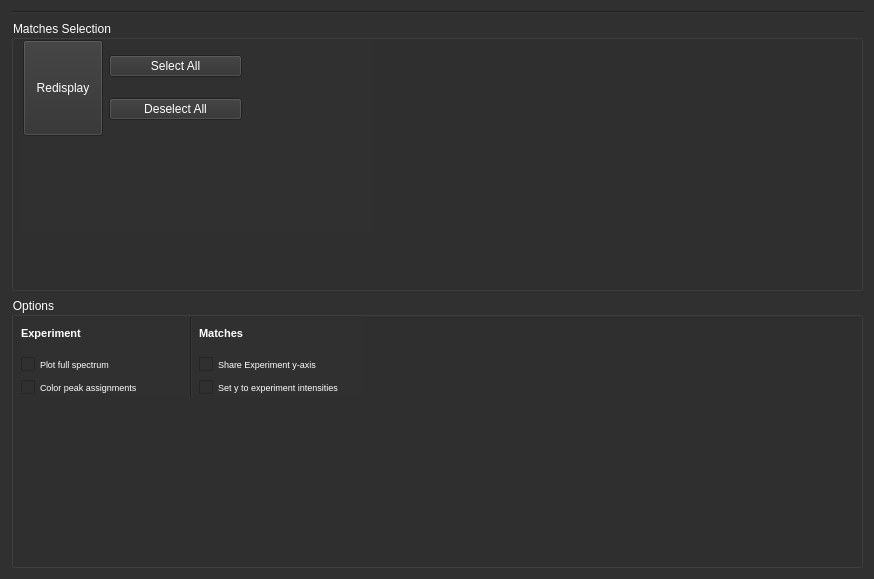
First picture: the form in app/dialogs/frames/assignment_graph_options.ui, repository jnicoleoliveira/SPECData, before the edit.
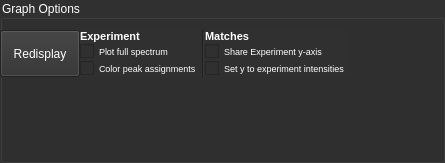
Second picture: the form after the edit. Icons and pictures are not drawn.

Commit message: - fixed assignment graph GUI - added experiment_write_up.py - Created Export Cleaned Lines GUI - added dialog_export_cleaned_lines.py - connected buttons to functions (some stubs) - wrote implementation to write up txt file with 'cleaned' lines specified as a parameter

```diff
--- a/app/dialogs/frames/assignment_graph_options.ui
+++ b/app/dialogs/frames/assignment_graph_options.ui
@@ -6,8 +6,8 @@
    <rect>
     <x>0</x>
     <y>0</y>
-    <width>874</width>
-    <height>579</height>
+    <width>445</width>
+    <height>163</height>
    </rect>
   </property>
   <property name="sizePolicy">
@@ -26,34 +26,76 @@
 </string>
   </property>
   <layout class="QGridLayout" name="gridLayout_2">
-   <item row="3" column="0">
-    <widget class="QGroupBox" name="options_grpbox">
+   <property name="sizeConstraint">
+    <enum>QLayout::SetMinimumSize</enum>
+   </property>
+   <property name="margin">
+    <number>0</number>
+   </property>
+   <property name="spacing">
+    <number>0</number>
+   </property>
+   <item row="0" column="0">
+    <widget class="QGroupBox" name="matches_selections_grpbox">
      <property name="sizePolicy">
-      <sizepolicy hsizetype="Expanding" vsizetype="MinimumExpanding">
+      <sizepolicy hsizetype="Minimum" vsizetype="Minimum">
        <horstretch>0</horstretch>
        <verstretch>0</verstretch>
       </sizepolicy>
      </property>
      <property name="title">
-      <string>Options</string>
+      <string>Graph Options</string>
      </property>
-     <widget class="QWidget" name="horizontalLayoutWidget">
+     <widget class="QWidget" name="gridLayoutWidget_2">
       <property name="geometry">
        <rect>
-        <x>10</x>
-        <y>20</y>
-        <width>341</width>
-        <height>79</height>
+        <x>0</x>
+        <y>30</y>
+        <width>421</width>
+        <height>121</height>
        </rect>
       </property>
+      <layout class="QGridLayout" name="matches_layout">
+       <property name="sizeConstraint">
+        <enum>QLayout::SetFixedSize</enum>
+       </property>
+       <property name="horizontalSpacing">
+        <number>2</number>
+       </property>
+       <item row="0" column="1">
       <layout class="QHBoxLayout" name="options_layout">
        <property name="sizeConstraint">
         <enum>QLayout::SetDefaultConstraint</enum>
        </property>
+         <item>
+          <widget class="QPushButton" name="redisplay_btn">
+           <property name="sizePolicy">
+            <sizepolicy hsizetype="Minimum" vsizetype="MinimumExpanding">
+             <horstretch>0</horstretch>
+             <verstretch>0</verstretch>
+            </sizepolicy>
+           </property>
+           <property name="text">
+            <string>Redisplay</string>
+           </property>
+           <property name="iconSize">
+            <size>
+             <width>121</width>
+             <height>120</height>
+            </size>
+           </property>
+          </widget>
+         </item>
        <item>
         <layout class="QVBoxLayout" name="verticalLayout_3">
          <item>
           <widget class="QLabel" name="label">
+             <property name="sizePolicy">
+              <sizepolicy hsizetype="Minimum" vsizetype="Minimum">
+               <horstretch>0</horstretch>
+               <verstretch>0</verstretch>
+              </sizepolicy>
+             </property>
            <property name="font">
             <font>
              <pointsize>8</pointsize>
@@ -101,8 +143,17 @@
        </item>
        <item>
         <layout class="QVBoxLayout" name="verticalLayout_2">
+           <property name="spacing">
+            <number>0</number>
+           </property>
          <item>
           <widget class="QLabel" name="label_2">
+             <property name="sizePolicy">
+              <sizepolicy hsizetype="Minimum" vsizetype="Minimum">
+               <horstretch>0</horstretch>
+               <verstretch>0</verstretch>
+              </sizepolicy>
+             </property>
            <property name="font">
             <font>
              <pointsize>8</pointsize>
@@ -142,135 +193,11 @@
         </layout>
        </item>
       </layout>
-     </widget>
-    </widget>
-   </item>
-   <item row="2" column="0">
-    <widget class="QGroupBox" name="matches_selections_grpbox">
-     <property name="sizePolicy">
-      <sizepolicy hsizetype="Preferred" vsizetype="MinimumExpanding">
-       <horstretch>0</horstretch>
-       <verstretch>0</verstretch>
-      </sizepolicy>
-     </property>
-     <property name="title">
-      <string>Matches Selection</string>
-     </property>
-     <widget class="QWidget" name="gridLayoutWidget_2">
-      <property name="geometry">
-       <rect>
-        <x>12</x>
-        <y>20</y>
-        <width>351</width>
-        <height>191</height>
-       </rect>
-      </property>
-      <layout class="QGridLayout" name="matches_layout">
-       <item row="0" column="1">
-        <layout class="QVBoxLayout" name="verticalLayout_5">
-         <property name="spacing">
-          <number>6</number>
-         </property>
-         <property name="sizeConstraint">
-          <enum>QLayout::SetFixedSize</enum>
-         </property>
-         <item>
-          <widget class="QPushButton" name="select_all_btn">
-           <property name="text">
-            <string>Select All</string>
-           </property>
-           <property name="icon">
-            <iconset>
-             <normaloff>../../../resources/select-all.png</normaloff>../../../resources/select-all.png</iconset>
-           </property>
-          </widget>
-         </item>
-         <item>
-          <widget class="QPushButton" name="deselect_all_btn">
-           <property name="sizePolicy">
-            <sizepolicy hsizetype="MinimumExpanding" vsizetype="Fixed">
-             <horstretch>0</horstretch>
-             <verstretch>0</verstretch>
-            </sizepolicy>
-           </property>
-           <property name="text">
-            <string>Deselect All</string>
-           </property>
-           <property name="icon">
-            <iconset>
-             <normaloff>../../../resources/deselect-all.png</normaloff>../../../resources/deselect-all.png</iconset>
-           </property>
-          </widget>
-         </item>
-        </layout>
-       </item>
-       <item row="1" column="0">
-        <spacer name="verticalSpacer_2">
-         <property name="orientation">
-          <enum>Qt::Vertical</enum>
-         </property>
-         <property name="sizeHint" stdset="0">
-          <size>
-           <width>20</width>
-           <height>40</height>
-          </size>
-         </property>
-        </spacer>
-       </item>
-       <item row="0" column="0">
-        <widget class="QPushButton" name="redisplay_btn">
-         <property name="sizePolicy">
-          <sizepolicy hsizetype="Minimum" vsizetype="MinimumExpanding">
-           <horstretch>0</horstretch>
-           <verstretch>0</verstretch>
-          </sizepolicy>
-         </property>
-         <property name="text">
-          <string>Redisplay</string>
-         </property>
-         <property name="iconSize">
-          <size>
-           <width>121</width>
-           <height>120</height>
-          </size>
-         </property>
-        </widget>
-       </item>
-       <item row="0" column="2">
-        <spacer name="horizontalSpacer_3">
-         <property name="orientation">
-          <enum>Qt::Horizontal</enum>
-         </property>
-         <property name="sizeHint" stdset="0">
-          <size>
-           <width>40</width>
-           <height>20</height>
-          </size>
-         </property>
-        </spacer>
-       </item>
-       <item row="1" column="1">
-        <spacer name="verticalSpacer">
-         <property name="orientation">
-          <enum>Qt::Vertical</enum>
-         </property>
-         <property name="sizeHint" stdset="0">
-          <size>
-           <width>20</width>
-           <height>40</height>
-          </size>
-         </property>
-        </spacer>
-       </item>
-      </layout>
-     </widget>
-    </widget>
-   </item>
-   <item row="0" column="0">
-    <widget class="Line" name="line">
-     <property name="orientation">
-      <enum>Qt::Horizontal</enum>
-     </property>
+       </item>
+      </layout>
+     </widget>
+     <zorder>gridLayoutWidget_2</zorder>
+     <zorder>horizontalLayoutWidget</zorder>
     </widget>
    </item>
   </layout>
```
Lines whose indentation alone changed are shown as unchanged. The commit also changes 11 other files.
